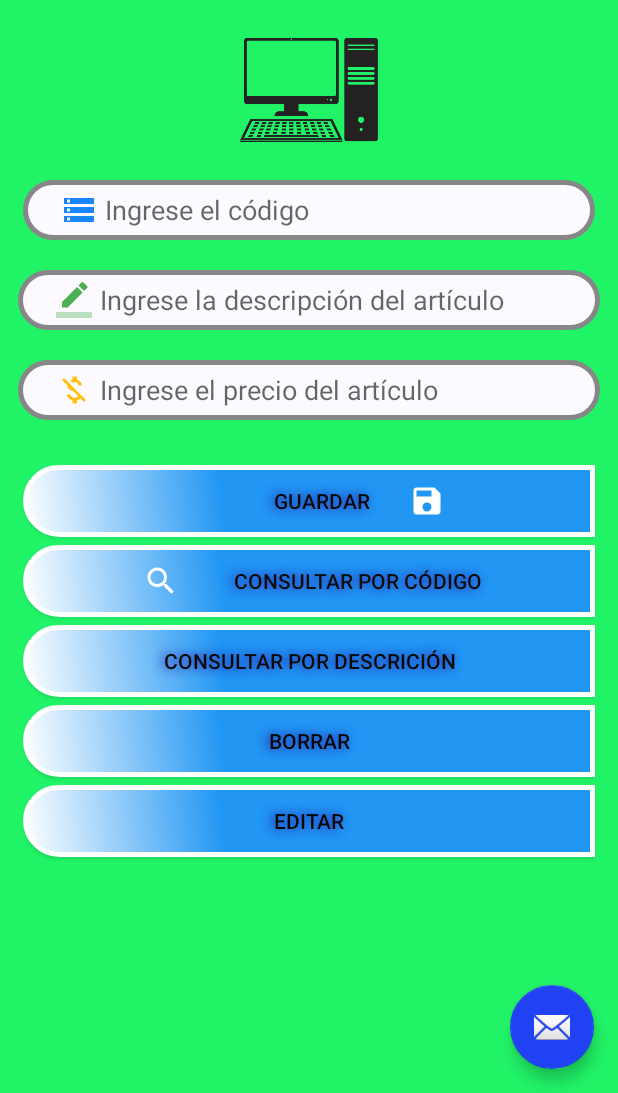
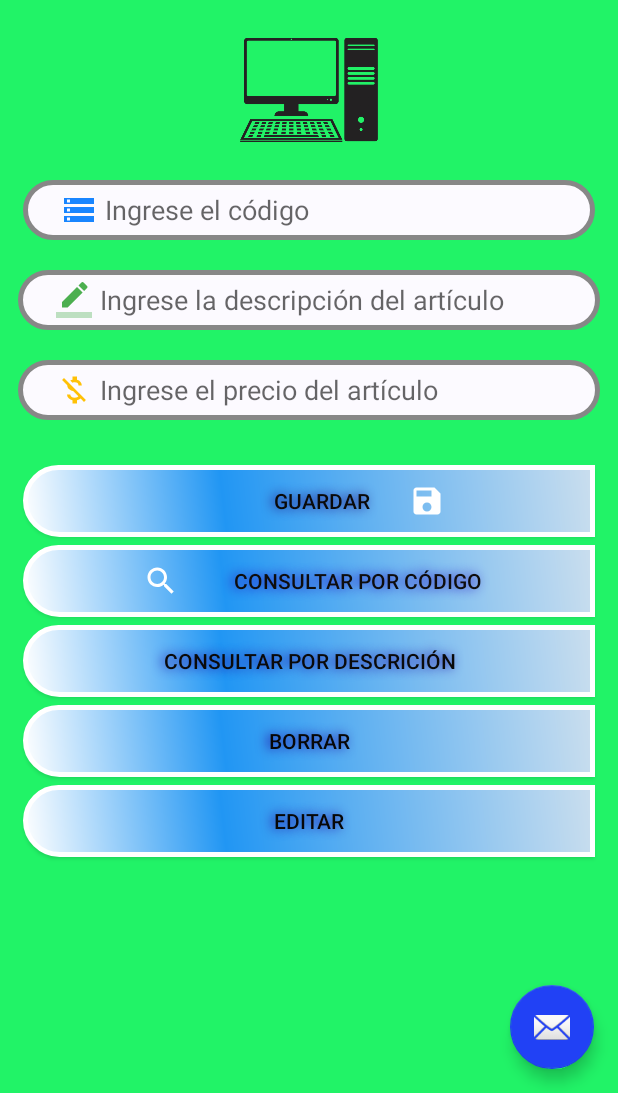
Before and after one commit to william05913/MySQL, an Android app: the screen it shows after launch (MainActivity), on a phone screen of 412 x 824 dp, the part 143-1236 px from its top. Run offline under Robolectric (Android 15) with nearby library versions, the phone set to English and light mode, and no system bars; our stand-ins replace Volley.

Commit message:
se le cambio color a los estilo de boton

```diff
--- a/app/src/main/res/drawable-v24/estiloboton.xml
+++ b/app/src/main/res/drawable-v24/estiloboton.xml
@@ -11,7 +11,7 @@
         android:centerX="35%"
         android:centerColor="#2196F3"
         android:startColor="#FFFFFF"
-        android:endColor="#2196F3"
+        android:endColor="#CADEEE"
         android:type="linear"
         />
     <padding
--- a/app/src/main/res/layout/content_main.xml
+++ b/app/src/main/res/layout/content_main.xml
@@ -95,7 +95,7 @@
                 android:text="Guardar"
                 android:textColor="#0A0A0A"
                 android:background="@drawable/estiloboton"
-                android:shadowColor="#2314A8"
+                android:shadowColor="#231488"
                 android:shadowDx="-3"
                 android:shadowDy="0"
                 android:shadowRadius="8"
@@ -114,7 +114,7 @@
                 android:text="Consultar por código"
                 android:textColor="#0E0D0D"
                 android:background="@drawable/estiloboton"
-                android:shadowColor="#2314A8"
+                android:shadowColor="#2412C0"
                 android:shadowDx="-3"
                 android:shadowDy="0"
                 android:shadowRadius="8"
```
